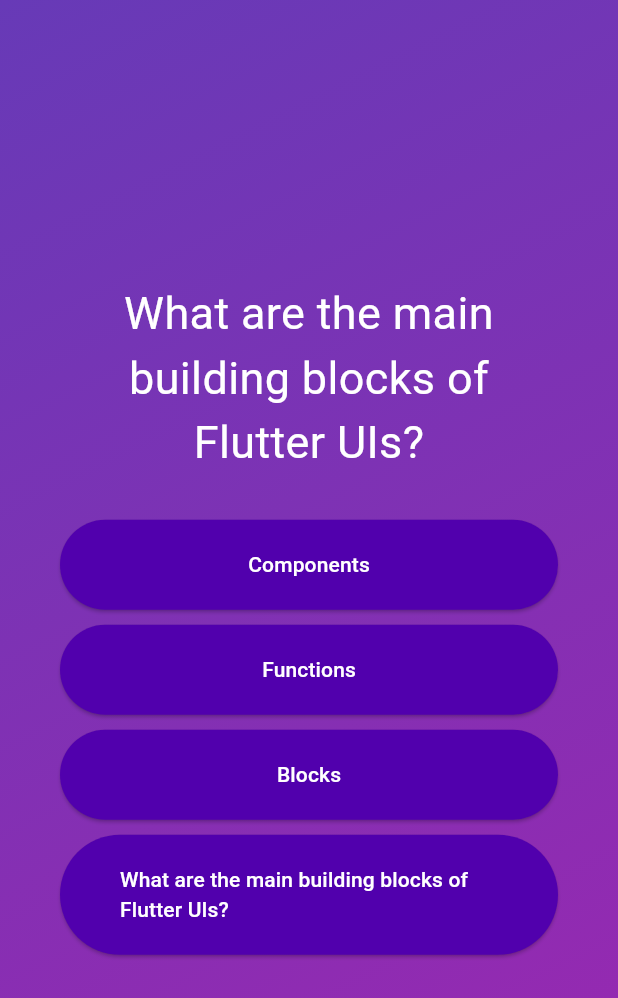
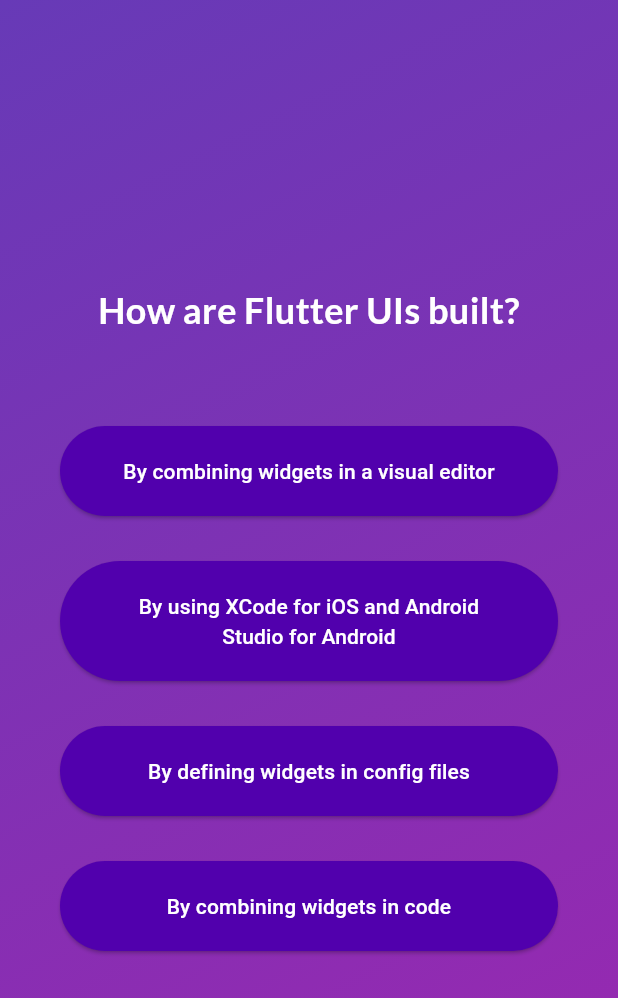
Before and after one commit to Hy3ons/Learning_flutter, a Flutter app: the screen it shows after launch, after a tap on "Start Quiz", after a tap on "Components", on a phone screen of 412 x 824 dp. Shown: the top 998 px of the screen. Run offline on Flutter 3.47's test engine with Material 3 defaults, Android fonts, the phone set to English and light mode, and no system bars; our stand-ins replace google_fonts.

Commit message:
learned : 25.03.19     - multi question loading

```diff
--- a/second_app/lib/answer_button.dart
+++ b/second_app/lib/answer_button.dart
@@ -12,7 +12,9 @@ class AnswerButton extends StatelessWidget {
 
   @override
   Widget build(BuildContext context) {
-    return ElevatedButton(
+    return Container(
+      margin: EdgeInsets.only(top: 30),
+      child: ElevatedButton(
         onPressed: clickHandle,
         style: ElevatedButton.styleFrom(
           backgroundColor: const Color.fromARGB(255, 81, 0, 173),
@@ -28,6 +30,9 @@ class AnswerButton extends StatelessWidget {
         child: Text(
           buttonText, //
           style: TextStyle(color: Colors.white),
+
+          textAlign: TextAlign.center,
+        ),
       ),
     );
   }
--- a/second_app/lib/models/quiz_question.dart
+++ b/second_app/lib/models/quiz_question.dart
@@ -3,4 +3,10 @@ class QuizQuestion {
 
   final String text;
   final List<String> answers;
+
+  List<String> getShuffledAnswers() {
+    final List<String> shuffledList = List.of(answers);
+    shuffledList.shuffle();
+    return shuffledList;
+  }
 }
--- a/second_app/lib/question_screen.dart
+++ b/second_app/lib/question_screen.dart
@@ -3,8 +3,12 @@ import 'package:second_app/answer_button.dart';
 import 'package:second_app/data/questions.dart';
 import 'package:second_app/models/quiz_question.dart';
 
+import 'package:google_fonts/google_fonts.dart';
+
 class QuestionsScreen extends StatefulWidget {
-  const QuestionsScreen({super.key});
+  const QuestionsScreen({super.key, required this.chooseAnswer});
+
+  final void Function(String answer) chooseAnswer;
 
   @override
   State<StatefulWidget> createState() {
@@ -13,17 +17,24 @@ class QuestionsScreen extends StatefulWidget {
 }
 
 class _QuestionsScreenState extends State<QuestionsScreen> {
-  void clickedAnswer() {}
+  void clickedAnswer(String answer) {
+    widget.chooseAnswer(answer);
 
-  @override
-  Widget build(BuildContext context) {
-    final QuizQuestion currentQuestion = questions[0];
+    setState(() {
+      currentQuestionIndex++;
+    });
+  }
+
+  List<Widget> getButtonWidgets({required int quizNumber}) {
+    final QuizQuestion currentQuestion = questions[quizNumber];
     List<AnswerButton> buttons = [];
 
     buttons.add(
       AnswerButton(
-        clickHandle: clickedAnswer,
-        buttonText: currentQuestion.text,
+        clickHandle: () {
+          clickedAnswer(currentQuestion.answers[0]);
+        },
+        buttonText: currentQuestion.answers[0],
       ),
     );
 
@@ -46,6 +57,17 @@ class _QuestionsScreenState extends State<QuestionsScreen> {
       widgetList.add(buttons[i]);
     }
 
+    return widgetList;
+  }
+
+  var currentQuestionIndex = 0;
+
+  @override
+  Widget build(BuildContext context) {
+    final QuizQuestion currentQuestion = questions[currentQuestionIndex];
+
+    // List<Widget> widgetList = getButtonWidgets(quizNumber: 0);
+
     return SizedBox(
       width: double.infinity,
 
@@ -58,16 +80,29 @@ class _QuestionsScreenState extends State<QuestionsScreen> {
             Text(
               currentQuestion.text,
 
-              style: const TextStyle(
-                color: Colors.white, //
-                fontSize: 30,
+              style: GoogleFonts.lato(
+                color: Colors.white,
+                fontSize: 24,
+                fontWeight: FontWeight.bold,
               ),
 
               textAlign: TextAlign.center,
             ),
 
             const SizedBox(height: 30),
-            ...widgetList,
+
+            // 내가 사용한 방법, widget list를 만들어서, 미리 버튼 위젯에 값들을 할당한 뒤,
+            // 후에 재배치
+            // ...widgetList,
+            ...currentQuestion.getShuffledAnswers().map((String answer) {
+              return AnswerButton(
+                clickHandle: () {
+                  clickedAnswer(answer);
+                },
+
+                buttonText: answer,
+              );
+            }),
           ],
         ),
       ),
--- a/second_app/lib/quiz.dart
+++ b/second_app/lib/quiz.dart
@@ -1,4 +1,5 @@
 import 'package:flutter/material.dart';
+import 'package:second_app/data/questions.dart';
 import 'package:second_app/start_screen.dart';
 import 'package:second_app/question_screen.dart';
 
@@ -13,6 +14,7 @@ class Quiz extends StatefulWidget {
 
 class _QuizState extends State<Quiz> {
   Widget? activeScreen;
+  final List<String> selectedAnswers = [];
 
   @override
   void initState() {
@@ -22,8 +24,16 @@ class _QuizState extends State<Quiz> {
 
   void switchScreen() {
     setState(() {
-      activeScreen = const QuestionsScreen();
+      activeScreen = QuestionsScreen(chooseAnswer: chooseAnswer);
     });
+  }
+
+  void chooseAnswer(String answer) {
+    selectedAnswers.add(answer);
+
+    if (selectedAnswers.length == questions.length) {
+      //
+    }
   }
 
   @override
--- a/second_app/lib/start_screen.dart
+++ b/second_app/lib/start_screen.dart
@@ -1,4 +1,5 @@
 import 'package:flutter/material.dart';
+import 'package:google_fonts/google_fonts.dart';
 
 class StartScene extends StatelessWidget {
   const StartScene(this.startQuiz, {super.key});
@@ -17,7 +18,10 @@ class StartScene extends StatelessWidget {
 
           Text(
             'Learn Flutter the fun way!',
-            style: TextStyle(color: Colors.white, fontSize: 20),
+            style: GoogleFonts.lato(
+              color: Colors.white, //
+              fontSize: 40,
+            ),
           ),
 
           const SizedBox(height: 50),
--- a/second_app/pubspec.yaml
+++ b/second_app/pubspec.yaml
@@ -34,6 +34,7 @@ dependencies:
   # The following adds the Cupertino Icons font to your application.
   # Use with the CupertinoIcons class for iOS style icons.
   cupertino_icons: ^1.0.8
+  google_fonts: ^6.2.1
 
 dev_dependencies:
   flutter_test:
```
Also changed, not shown: second_app/pubspec.lock, 1 other file. Lines whose indentation alone changed are shown as unchanged.
